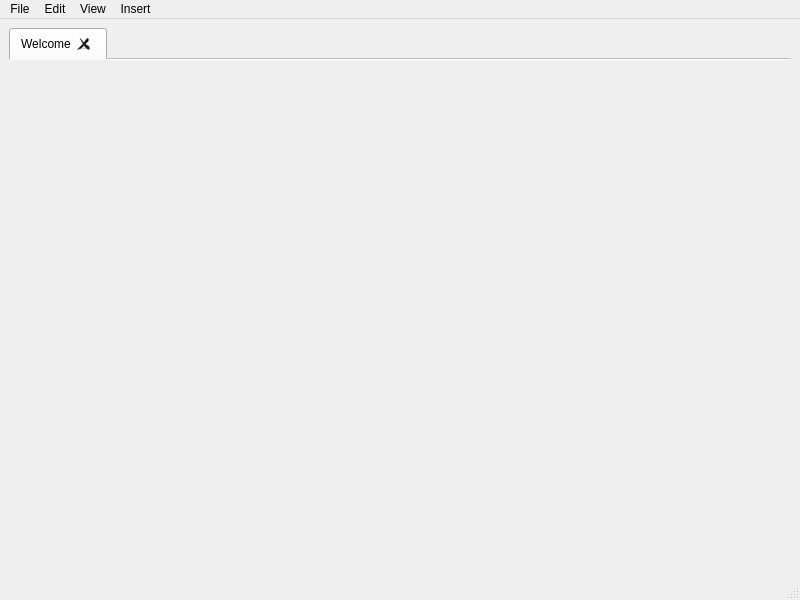
This is src/gui/mainwindow.ui in SpoodyTheOne/OpenBirch2 as Qt 5 draws it before an edit. The edited form follows.
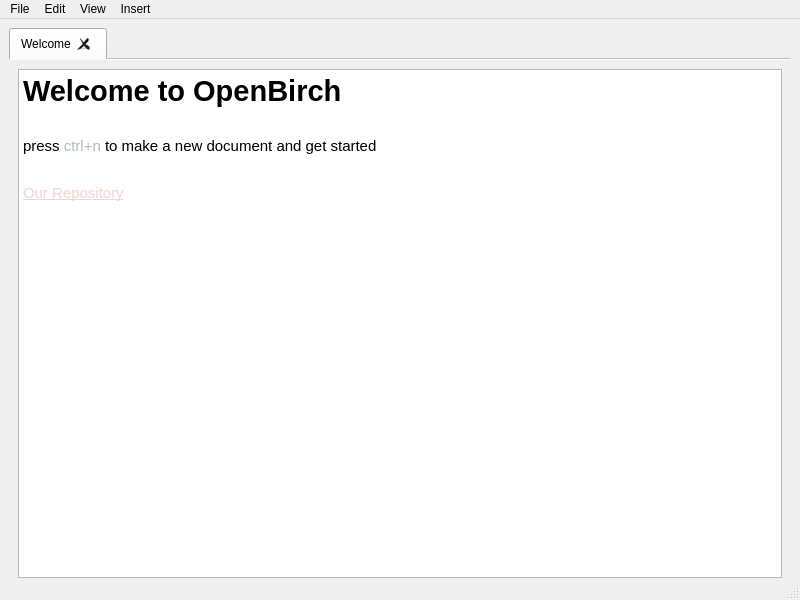
This is the edited form.

What changed in the file:
```diff
--- a/src/gui/mainwindow.ui
+++ b/src/gui/mainwindow.ui
@@ -21,6 +21,9 @@
   </property>
   <widget class="QWidget" name="centralwidget">
    <layout class="QVBoxLayout" name="verticalLayout">
+    <property name="bottomMargin">
+     <number>0</number>
+    </property>
     <item>
      <widget class="QTabWidget" name="tabWidget">
       <property name="maximumSize">
@@ -54,6 +57,27 @@
        <attribute name="title">
         <string>Welcome</string>
        </attribute>
+       <layout class="QVBoxLayout" name="verticalLayout_2">
+        <property name="bottomMargin">
+         <number>0</number>
+        </property>
+        <item>
+         <widget class="QTextBrowser" name="textBrowser">
+          <property name="html">
+           <string>&lt;!DOCTYPE HTML PUBLIC &quot;-//W3C//DTD HTML 4.0//EN&quot; &quot;http://www.w3.org/TR/REC-html40/strict.dtd&quot;&gt;
+&lt;html&gt;&lt;head&gt;&lt;meta name=&quot;qrichtext&quot; content=&quot;1&quot; /&gt;&lt;style type=&quot;text/css&quot;&gt;
+p, li { white-space: pre-wrap; }
+&lt;/style&gt;&lt;/head&gt;&lt;body style=&quot; font-family:'CaskaydiaCove Nerd Font'; font-size:11pt; font-weight:400; font-style:normal;&quot;&gt;
+&lt;p style=&quot; margin-top:12px; margin-bottom:12px; margin-left:0px; margin-right:0px; -qt-block-indent:0; text-indent:0px;&quot;&gt;&lt;span style=&quot; font-size:22pt; font-weight:600;&quot;&gt;Welcome to OpenBirch&lt;/span&gt;&lt;br /&gt;&lt;/p&gt;
+&lt;p style=&quot; margin-top:12px; margin-bottom:12px; margin-left:0px; margin-right:0px; -qt-block-indent:0; text-indent:0px;&quot;&gt;press &lt;span style=&quot; color:#acbcc3;&quot;&gt;ctrl+n&lt;/span&gt; to make a new document and get started&lt;br /&gt;&lt;/p&gt;
+&lt;p style=&quot; margin-top:12px; margin-bottom:12px; margin-left:0px; margin-right:0px; -qt-block-indent:0; text-indent:0px;&quot;&gt;&lt;a href=&quot;https://github.com/SpoodyTheOne/OpenBirch2&quot;&gt;&lt;span style=&quot; text-decoration: underline; color:#f2d5cf;&quot;&gt;Our Repository&lt;/span&gt;&lt;/a&gt;&lt;/p&gt;&lt;/body&gt;&lt;/html&gt;</string>
+          </property>
+          <property name="openExternalLinks">
+           <bool>true</bool>
+          </property>
+         </widget>
+        </item>
+       </layout>
       </widget>
      </widget>
     </item>
```
Left out of the diff: 30 changed lines with no effect on the pictures.
